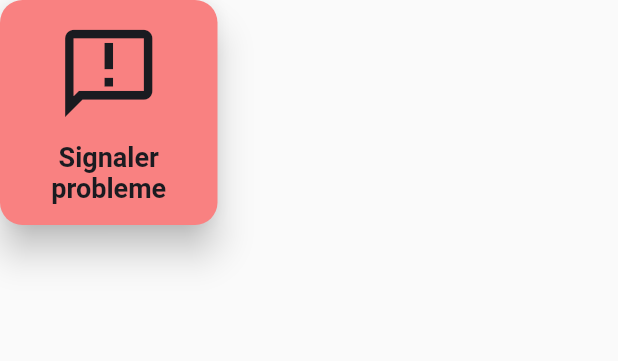
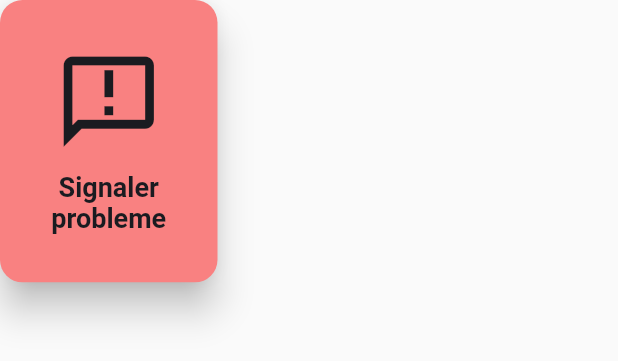
Before and after one commit to Nofinu/employeeApp, a Flutter app: the ButtonHommePage widget shown alone on an empty page, opened directly, on a phone screen of 412 x 824 dp. Shown: the top 361 px of the screen. Run offline on Flutter 3.47's test engine with Material 2 defaults, Android fonts, the phone set to English and light mode, and no system bars; our stand-ins replace flutter_riverpod; network calls fail.

```diff
--- a/lib/Screen/exceptional_request.dart
+++ b/lib/Screen/exceptional_request.dart
@@ -57,7 +57,6 @@ class _ExceptionalRequestState extends ConsumerState<ExceptionalRequest> {
 
   void onPressSend() {
     if (_formKey.currentState!.validate() && _selectedDate != null) {
-      print("passe");
       _formKey.currentState!.save();
 
       Request request = Request(
@@ -106,8 +105,7 @@ class _ExceptionalRequestState extends ConsumerState<ExceptionalRequest> {
                       ),
                     ),
                     validator: (value) {
-                      print(value);
-                      if (value == null || value!.length > 60) {
+                      if (value == null || value.length > 60) {
                         return "Saisissez un intitulé valide et inferieur a 60 caractères";
                       }
                       return null;
--- a/lib/Widgets/button_home_page.dart
+++ b/lib/Widgets/button_home_page.dart
@@ -15,9 +15,54 @@ class ButtonHommePage extends StatelessWidget {
 
   @override
   Widget build(BuildContext context) {
+    final screenHeight = MediaQuery.of(context).size.height - 100;
+    Widget textContainer;
+
+    if (text.contains(" ")) {
+      int indexSpace = text.indexOf(" ");
+      String textFirst = text.substring(0, indexSpace);
+      String textSecond = text.substring(indexSpace + 1);
+
+      textContainer = Column(
+        children: [
+          Text(
+            textFirst,
+            maxLines: 2,
+            textAlign: TextAlign.center,
+            style: TextStyle(
+              color: Theme.of(context).colorScheme.onSurface,
+              fontWeight: FontWeight.bold,
+              fontSize: 18,
+            ),
+          ),
+          Text(
+            textSecond,
+            maxLines: 2,
+            textAlign: TextAlign.center,
+            style: TextStyle(
+              color: Theme.of(context).colorScheme.onSurface,
+              fontWeight: FontWeight.bold,
+              fontSize: 18,
+            ),
+          )
+        ],
+      );
+    } else {
+      textContainer = Text(
+        text,
+        maxLines: 2,
+        textAlign: TextAlign.center,
+        style: TextStyle(
+          color: Theme.of(context).colorScheme.onSurface,
+          fontWeight: FontWeight.bold,
+          fontSize: 18,
+        ),
+      );
+    }
+
     return SizedBox(
       width: 145,
-      height: 150,
+      height: screenHeight * 0.26,
       child: ElevatedButton(
         onPressed: () {
           Navigator.of(context).push(
@@ -35,20 +80,14 @@ class ButtonHommePage extends StatelessWidget {
           children: [
             Icon(
               icon,
-              size: 70,
+              size: screenHeight*0.1,
               color: Theme.of(context).colorScheme.onSurface,
             ),
             const SizedBox(
               height: 10,
             ),
-            Text(
-              text,
-              textAlign: TextAlign.center,
-              style: TextStyle(
-                color: Theme.of(context).colorScheme.onSurface,
-                fontWeight: FontWeight.bold,
-                fontSize: 18,
-              ),
+            FittedBox(
+              child: textContainer,
             ),
           ],
         ),
--- a/lib/data/fake_data.dart
+++ b/lib/data/fake_data.dart
@@ -12,7 +12,7 @@ const loginData = {
 };
 
 const user = [
-  User("toto", "tata", "https://utopios.solutions/wp-content/uploads/2023/09/Mohamed_AIJJOU.webp")
+  User("Mohamed", "AIJJOU", "https://utopios.solutions/wp-content/uploads/2023/09/Mohamed_AIJJOU.webp")
 ];
 
 const semaine =[
--- a/lib/provider/messages_provider.dart
+++ b/lib/provider/messages_provider.dart
@@ -22,7 +22,6 @@ class MessageNotifier extends StateNotifier<List<Message>> {
   }
 
   void addMessage (Message message){
-    print(message);
     List<Message> copyMessage = state;
     copyMessage.add(message);
     copyMessage.sort((a,b)=> -1*(a.dateWritting.compareTo(b.dateWritting)));
```
Also changed, not shown: lib/Screen/home_page.dart (+4 -4 lines), lib/Screen/report_problem.dart (+44 -13 lines).
